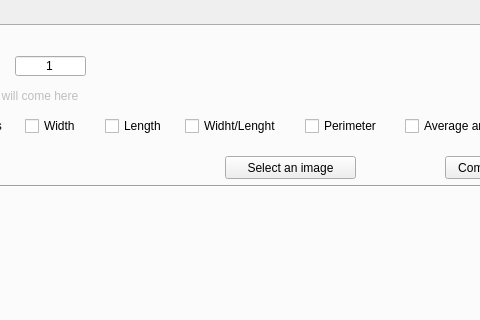
The window that mainwindow.ui (KarlaFlorentino/LIMA-desktop) describes before a commit, drawn with Qt 5; both pictures show x 177 to 657 and y 0 to 320 of the 1346 by 674 pixel window.
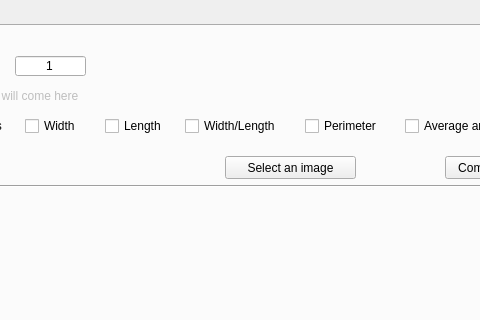
The same window after the commit.

Patch:
```diff
--- a/mainwindow.ui
+++ b/mainwindow.ui
@@ -461,7 +461,7 @@
         </rect>
        </property>
        <property name="text">
-        <string>Widht/Lenght</string>
+        <string>Width/Length</string>
        </property>
       </widget>
       <widget class="QLabel" name="label">
```
Left out of the diff: 16 changed lines with no effect on the pictures.
